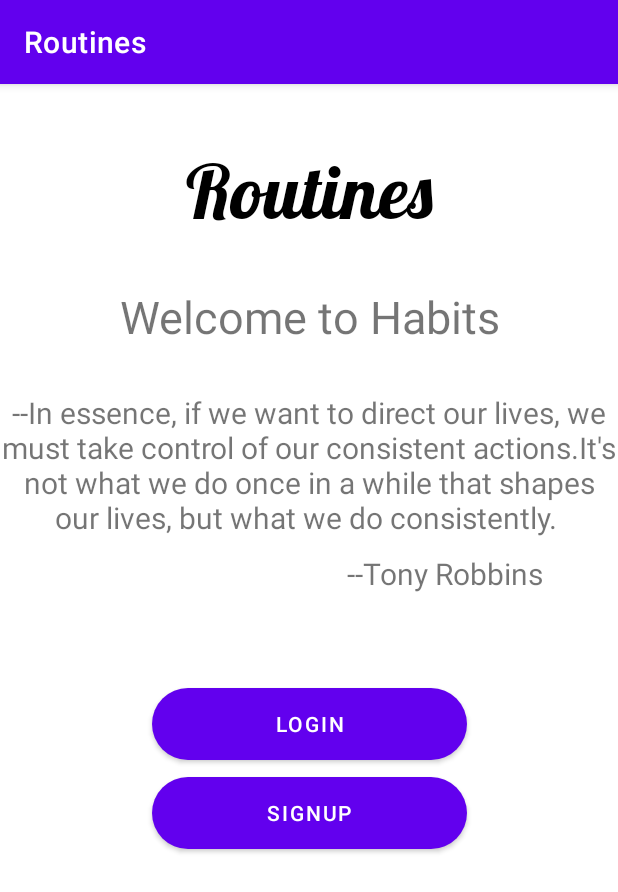
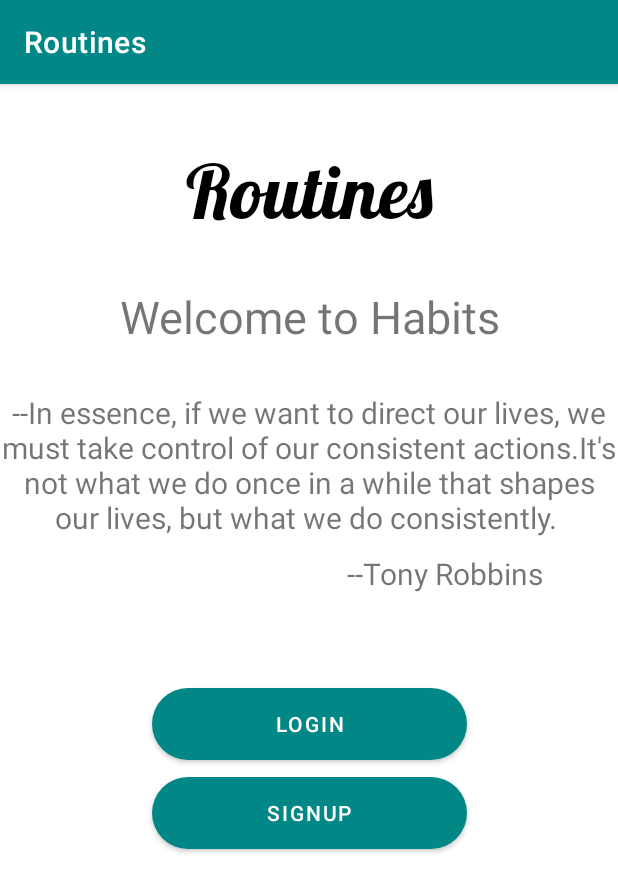
Before and after one commit to CMPUT301F21T40/Routines, an Android app: the screen it shows after launch (WelcomeActivity), on a phone screen of 412 x 824 dp. Shown: the top 892 px of the screen. Run offline under Robolectric (Android 15) with nearby library versions, the phone set to English and light mode, and no system bars.

Commit message:
display change

```diff
--- a/app/src/main/java/com/example/routines/MainActivity.java
+++ b/app/src/main/java/com/example/routines/MainActivity.java
@@ -167,5 +167,4 @@ public class MainActivity extends AppCompatActivity implements AddHabitFragment.
     }
 
 
-
 }
--- a/app/src/main/res/values/themes.xml
+++ b/app/src/main/res/values/themes.xml
@@ -2,7 +2,7 @@
     <!-- Base application theme. -->
     <style name="Theme.Routines" parent="Theme.MaterialComponents.DayNight.DarkActionBar">
         <!-- Primary brand color. -->
-        <item name="colorPrimary">@color/purple_500</item>
+        <item name="colorPrimary">@color/teal_700</item>
         <item name="colorPrimaryVariant">@color/purple_700</item>
         <item name="colorOnPrimary">@color/white</item>
         <!-- Secondary brand color. -->
```
